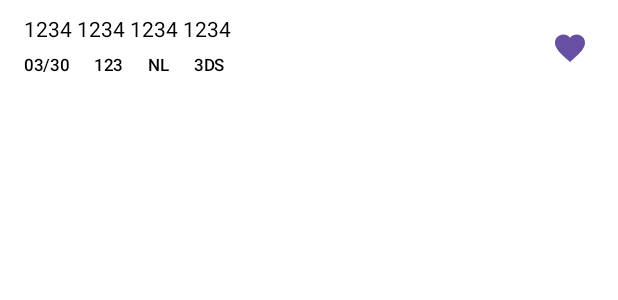
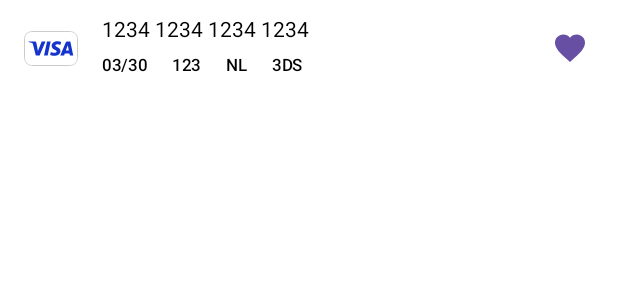
Before and after one commit to Adyen/adyen-testcards-android, an Android app built with Jetpack Compose: the @Preview function CreditCardPreview, on a phone screen of 412 x 824 dp. Shown: the top 300 px of the screen. Run offline under Robolectric (Android 15) with nearby library versions, the phone set to English and light mode, and no system bars.

Commit message:
Show icons at the start of rows in the favorites section
COAND-1000

```diff
--- a/app/src/main/java/com/adyen/testcards/ui/CreditCard.kt
+++ b/app/src/main/java/com/adyen/testcards/ui/CreditCard.kt
@@ -79,6 +79,7 @@ internal fun CreditCard(
             isFavorite = it
             onFavoriteClick(card, it)
         },
+        icon = card.icon,
         modifier = modifier
             .clickable(enabled = onClick != null) { onClick?.invoke(card) }
             .fillMaxWidth()
@@ -106,6 +107,14 @@ internal fun CreditCard(
 @Preview(showBackground = true)
 @Composable
 private fun CreditCardPreview() {
-    val card = CreditCard("1234 1234 1234 1234", "03/30", "123", "NL", true, true)
+    val card = CreditCard(
+        number = "1234 1234 1234 1234",
+        expiryDate = "03/30",
+        securityCode = "123",
+        issuingCountry = "NL",
+        is3DS = true,
+        isFavorite = true,
+        icon = R.drawable.ic_pm_visa,
+    )
     CreditCard(card = card, onFavoriteClick = { _, _ -> })
 }
--- a/app/src/main/java/com/adyen/testcards/ui/FavoritableRow.kt
+++ b/app/src/main/java/com/adyen/testcards/ui/FavoritableRow.kt
@@ -1,26 +1,57 @@
 package com.adyen.testcards.ui
 
+import androidx.annotation.DrawableRes
 import androidx.compose.foundation.layout.Arrangement
+import androidx.compose.foundation.layout.Box
 import androidx.compose.foundation.layout.Row
-import androidx.compose.foundation.layout.RowScope
+import androidx.compose.foundation.layout.padding
+import androidx.compose.foundation.layout.width
+import androidx.compose.material3.Text
 import androidx.compose.runtime.Composable
 import androidx.compose.ui.Alignment
 import androidx.compose.ui.Modifier
+import androidx.compose.ui.tooling.preview.Preview
+import androidx.compose.ui.unit.dp
+import com.adyen.testcards.R
 
 @Composable
 internal fun FavoritableRow(
     isFavorite: Boolean,
     modifier: Modifier = Modifier,
     onFavoriteClicked: (Boolean) -> Unit,
-    content: @Composable RowScope.() -> Unit,
+    @DrawableRes icon: Int?,
+    content: @Composable () -> Unit,
 ) {
     Row(
-        horizontalArrangement = Arrangement.SpaceBetween,
+        horizontalArrangement = Arrangement.spacedBy(16.dp),
         verticalAlignment = Alignment.CenterVertically,
         modifier = modifier,
     ) {
-        content()
+        if (icon != null) {
+            PaymentMethodIcon(
+                icon,
+                Modifier.width(36.dp),
+            )
+        }
+
+        Box(Modifier.weight(1F, true)) {
+            content()
+        }
 
         FavoriteButton(isFavorite, onFavoriteClicked)
     }
 }
+
+@Preview(showBackground = true)
+@Composable
+private fun FavoritableRowPreview() {
+    FavoritableRow(
+        isFavorite = true,
+        onFavoriteClicked = {},
+        icon = R.drawable.ic_pm_mastercard,
+        modifier = Modifier
+            .padding(start = 16.dp, top = 8.dp, end = 8.dp, bottom = 8.dp),
+    ) {
+        Text("5454 5454 5454 5454")
+    }
+}
```
Also changed, not shown: app/src/main/java/com/adyen/testcards/ui/GiftCard.kt (+9 -1 lines), app/src/main/java/com/adyen/testcards/ui/IBAN.kt (+15 -0 lines), app/src/main/java/com/adyen/testcards/ui/UPI.kt (+13 -0 lines), app/src/main/java/com/adyen/testcards/ui/UsernamePassword.kt (+15 -0 lines).
